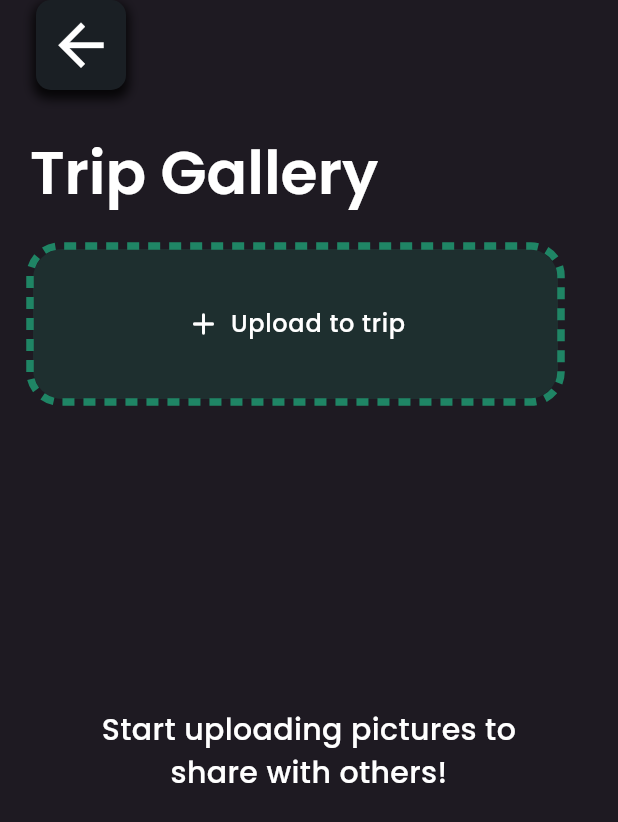
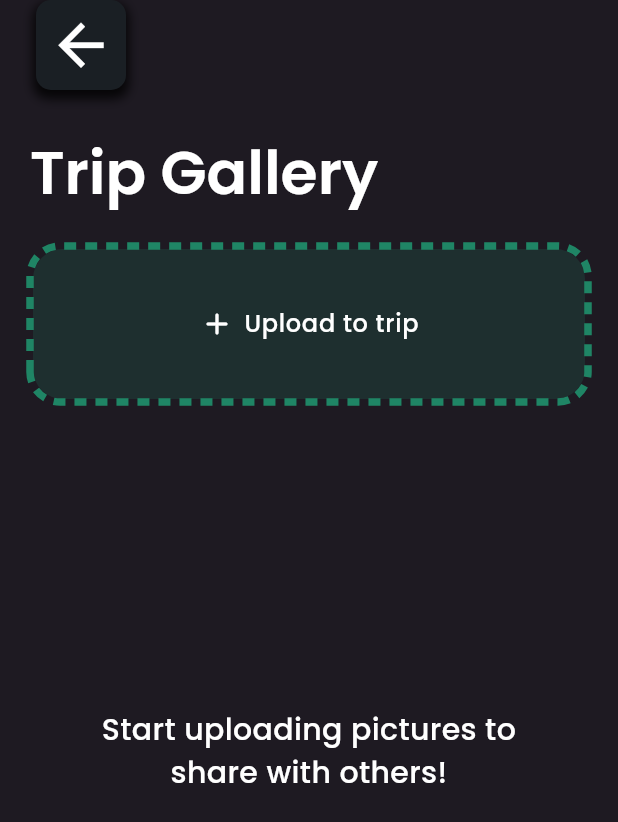
Before and after one commit to julianryorex/xplore, a Flutter app: the screen it shows after launch, scrolled down 128 dp, after a tap on "Upload", on a phone screen of 412 x 824 dp. Shown: the top 822 px of the screen. Run offline on Flutter 3.47's test engine with Material 3 defaults, Android fonts, the phone set to English and light mode, and no system bars; drawn by our look-alikes of dotted_border; our stand-ins replace firebase_core, firebase_storage, flutter_bloc, flutter_dotenv, flutter_image_compress, flutter_svg and 6 more; accounts and stored records are empty; generated files the repository leaves out were written again.

Commit message:
Fix bugs in gallery

```diff
--- a/lib/features/gallery/bloc/gallery_cubit.dart
+++ b/lib/features/gallery/bloc/gallery_cubit.dart
@@ -17,7 +17,7 @@ part 'gallery_states.dart';
 
 // gallery-meta
 // gallery-res
-
+// TODO: Add Hive repository
 class GalleryCubit extends Cubit<GalleryState> {
   late final Logger _logger;
 
@@ -29,6 +29,7 @@ class GalleryCubit extends Cubit<GalleryState> {
 
   Future<void> loadImgFromCache() async {
     _logger.d('Load cached gallery');
+    emit(state.copyWith(status: EBlocStatus.loading));
 
     final box = await Hive.openBox('gallery-meta');
     for (String imageId in box.keys) {
@@ -87,7 +88,7 @@ class GalleryCubit extends Cubit<GalleryState> {
         quality: 100,
       );
 
-      _logger.i('Ratio: ${(1 - (compressedImage!.length / file.lengthSync())) * 100}');
+      _logger.i('Ratio: ${((1 - (compressedImage!.length / file.lengthSync())) * 100).toStringAsFixed(2)}');
 
       final imageModel = ImageModel(
         id: const Uuid().v4(),
@@ -148,7 +149,6 @@ class GalleryCubit extends Cubit<GalleryState> {
   Future<void> cacheMetadata(ImageModel imageModel) async {
     final box = await Hive.openBox('gallery-meta'); // TODO: error handling
     await box.put(imageModel.id, imageModel);
-    _logger.d('Cached ${imageModel.id} in Hive');
   }
 
   /// Caches the actual non-compresed image in hive
@@ -159,14 +159,14 @@ class GalleryCubit extends Cubit<GalleryState> {
     _logger.d('Cached high resolution image $id');
   }
 
-  // TODO: improve image path in GCP
+  // TODO: Fetch current itinerary id
   @visibleForTesting
   Future<String> uploadImage(File imageFile, String imageName) async {
     try {
       FirebaseStorage storage = FirebaseStorage.instance;
-      Reference ref = storage.ref().child('gallery/$imageName');
+      Reference ref = storage.ref().child('gallery/ph4kd/$imageName');
       UploadTask uploadTask = ref.putFile(imageFile);
-      TaskSnapshot taskSnapshot = await uploadTask.whenComplete(() => null);
+      TaskSnapshot taskSnapshot = await uploadTask;
       String downloadURL = await taskSnapshot.ref.getDownloadURL();
       return downloadURL;
     } catch (e) {
@@ -184,5 +184,6 @@ class GalleryCubit extends Cubit<GalleryState> {
     await box1.deleteFromDisk();
     await box2.deleteFromDisk();
     _logger.d('Deleted boxes in Hive');
+    emit(const GalleryState(status: EBlocStatus.loaded));
   }
 }
--- a/lib/features/gallery/bloc/gallery_states.dart
+++ b/lib/features/gallery/bloc/gallery_states.dart
@@ -3,7 +3,7 @@ part of 'gallery_cubit.dart';
 @freezed
 class GalleryState with _$GalleryState {
   const factory GalleryState({
-    @Default(EBlocStatus.loading) EBlocStatus status,
+    @Default(EBlocStatus.loaded) EBlocStatus status,
     @Default({}) Map<String, ImageModel> imageMap,
   }) = _GalleryState;
 }
--- a/lib/features/gallery/presentation/gallery_picker.dart
+++ b/lib/features/gallery/presentation/gallery_picker.dart
@@ -10,6 +10,8 @@ class GalleryPicker extends StatelessWidget {
 
   @override
   Widget build(BuildContext context) {
+    return LayoutBuilder(
+      builder: (context, bc) {
         return DottedBorder(
           color: XploreColors.secondary,
           strokeWidth: 5,
@@ -17,7 +19,7 @@ class GalleryPicker extends StatelessWidget {
           dashPattern: const [8, 6],
           radius: const Radius.circular(20),
           child: Container(
-        width: 350,
+            width: bc.maxWidth,
             height: 100,
             decoration: BoxDecoration(
               color: XploreColors.secondary.withOpacity(0.2),
@@ -49,5 +51,7 @@ class GalleryPicker extends StatelessWidget {
             ),
           ),
         );
+      },
+    );
   }
 }
--- a/lib/main.dart
+++ b/lib/main.dart
@@ -189,6 +189,16 @@ class HomePage extends StatelessWidget {
                                   style: context.pText.bodySmall?.copyWith(fontWeight: FontWeight.w500),
                                 ),
                               ),
+                              const SizedBox(width: paddingUnit),
+                              OutlinedButton(
+                                onPressed: () async {
+                                  await context.read<GalleryCubit>().deleteAll();
+                                },
+                                child: Text(
+                                  'Delete Hive',
+                                  style: context.pText.bodySmall?.copyWith(fontWeight: FontWeight.w500),
+                                ),
+                              ),
                             ],
                           ),
                         ),
```
Also changed, not shown: lib/features/gallery/presentation/gallery_grid.dart (+18 -7 lines). Lines whose indentation alone changed are shown as unchanged.
